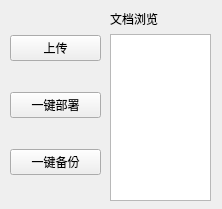
Before: the Qt Designer form UI/mainpage.ui in dailaoda45/HexoAutoDeploy, drawn with Qt 5.
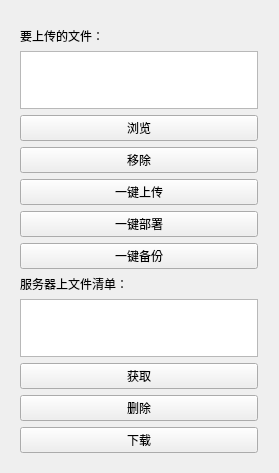
After: the same form once the commit is applied.

```diff
--- a/UI/mainpage.ui
+++ b/UI/mainpage.ui
@@ -6,8 +6,8 @@
    <rect>
     <x>0</x>
     <y>0</y>
-    <width>222</width>
-    <height>209</height>
+    <width>279</width>
+    <height>473</height>
    </rect>
   </property>
   <property name="windowTitle">
@@ -17,16 +17,64 @@
    <property name="geometry">
     <rect>
      <x>10</x>
-     <y>10</y>
-     <width>91</width>
-     <height>191</height>
+     <y>17</y>
+     <width>258</width>
+     <height>446</height>
     </rect>
    </property>
    <layout class="QVBoxLayout" name="verticalLayout">
+    <property name="leftMargin">
+     <number>10</number>
+    </property>
+    <property name="topMargin">
+     <number>10</number>
+    </property>
+    <property name="rightMargin">
+     <number>10</number>
+    </property>
+    <property name="bottomMargin">
+     <number>10</number>
+    </property>
+    <item>
+     <widget class="QLabel" name="label_2">
+      <property name="text">
+       <string>要上传的文件：</string>
+      </property>
+     </widget>
+    </item>
+    <item>
+     <widget class="QListWidget" name="upload_list"/>
+    </item>
+    <item>
+     <widget class="QPushButton" name="browseButton">
+      <property name="baseSize">
+       <size>
+        <width>0</width>
+        <height>0</height>
+       </size>
+      </property>
+      <property name="text">
+       <string>浏览</string>
+      </property>
+     </widget>
+    </item>
+    <item>
+     <widget class="QPushButton" name="removeButton">
+      <property name="baseSize">
+       <size>
+        <width>0</width>
+        <height>0</height>
+       </size>
+      </property>
+      <property name="text">
+       <string>移除</string>
+      </property>
+     </widget>
+    </item>
     <item>
      <widget class="QPushButton" name="uploadButton">
       <property name="text">
-       <string>上传</string>
+       <string>一键上传</string>
       </property>
      </widget>
     </item>
@@ -44,38 +92,34 @@
       </property>
      </widget>
     </item>
-   </layout>
-  </widget>
-  <widget class="QWidget" name="verticalLayoutWidget_2">
-   <property name="geometry">
-    <rect>
-     <x>110</x>
-     <y>10</y>
-     <width>101</width>
-     <height>191</height>
-    </rect>
-   </property>
-   <layout class="QVBoxLayout" name="verticalLayout_2">
     <item>
      <widget class="QLabel" name="label">
       <property name="text">
-       <string>文档浏览</string>
+       <string>服务器上文件清单：</string>
       </property>
      </widget>
     </item>
     <item>
-     <widget class="QListView" name="listView">
-      <property name="baseSize">
-       <size>
-        <width>0</width>
-        <height>0</height>
-       </size>
+     <widget class="QListWidget" name="server_file_list"/>
+    </item>
+    <item>
+     <widget class="QPushButton" name="getlistButton">
+      <property name="text">
+       <string>获取</string>
       </property>
-      <property name="midLineWidth">
-       <number>0</number>
+     </widget>
+    </item>
+    <item>
+     <widget class="QPushButton" name="deleteButton">
+      <property name="text">
+       <string>删除</string>
       </property>
-      <property name="spacing">
-       <number>0</number>
+     </widget>
+    </item>
+    <item>
+     <widget class="QPushButton" name="downloadButton">
+      <property name="text">
+       <string>下载</string>
       </property>
      </widget>
     </item>
```
Left out of the diff: 2 changed lines with no effect on the pictures.
